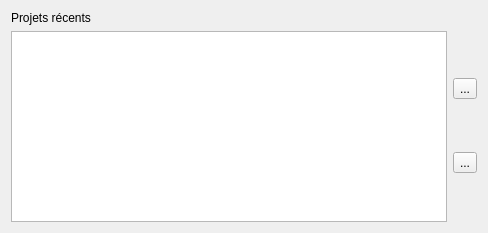
stopmotionimac/tweedy, file src/tweedy/gui/MainWindow/startwindow.ui: the form before one commit.
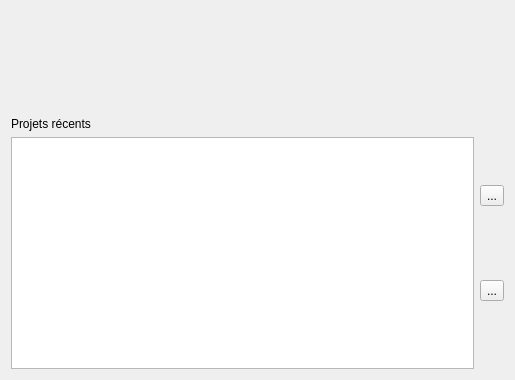
The form after the commit.

```diff
--- a/src/tweedy/gui/MainWindow/startwindow.ui
+++ b/src/tweedy/gui/MainWindow/startwindow.ui
@@ -6,25 +6,74 @@
    <rect>
     <x>0</x>
     <y>0</y>
-    <width>488</width>
-    <height>233</height>
+    <width>515</width>
+    <height>380</height>
    </rect>
   </property>
   <property name="windowTitle">
    <string>Dialog</string>
   </property>
-  <layout class="QGridLayout" name="gridLayout">
-   <item row="1" column="0">
-    <widget class="QListWidget" name="listRecentsProjects"/>
-   </item>
-   <item row="0" column="0">
+  <layout class="QVBoxLayout" name="verticalLayout_2">
+   <item>
+    <layout class="QHBoxLayout" name="horizontalLayout">
+     <item>
+      <spacer name="horizontalSpacer">
+       <property name="orientation">
+        <enum>Qt::Horizontal</enum>
+       </property>
+       <property name="sizeHint" stdset="0">
+        <size>
+         <width>40</width>
+         <height>20</height>
+        </size>
+       </property>
+      </spacer>
+     </item>
+     <item>
+      <widget class="QLabel" name="logoLabel">
+       <property name="minimumSize">
+        <size>
+         <width>100</width>
+         <height>100</height>
+        </size>
+       </property>
+       <property name="text">
+        <string/>
+       </property>
+      </widget>
+     </item>
+     <item>
+      <spacer name="horizontalSpacer_2">
+       <property name="orientation">
+        <enum>Qt::Horizontal</enum>
+       </property>
+       <property name="sizeHint" stdset="0">
+        <size>
+         <width>40</width>
+         <height>20</height>
+        </size>
+       </property>
+      </spacer>
+     </item>
+    </layout>
+   </item>
+   <item>
+    <layout class="QHBoxLayout" name="horizontalLayout_2">
+     <item>
+      <layout class="QVBoxLayout" name="verticalLayout">
+       <item>
     <widget class="QLabel" name="recentProjectLabel">
      <property name="text">
       <string>Projets récents</string>
      </property>
     </widget>
    </item>
-   <item row="1" column="1" colspan="2">
+       <item>
+        <widget class="QListWidget" name="listRecentsProjects"/>
+       </item>
+      </layout>
+     </item>
+     <item>
     <layout class="QGridLayout" name="gridLayout_3" columnstretch="0" rowminimumheight="0,0">
      <property name="sizeConstraint">
       <enum>QLayout::SetNoConstraint</enum>
@@ -42,6 +91,8 @@
         <string>...</string>
        </property>
       </widget>
+       </item>
+      </layout>
      </item>
     </layout>
    </item>
```
Lines whose indentation alone changed are shown as unchanged.
